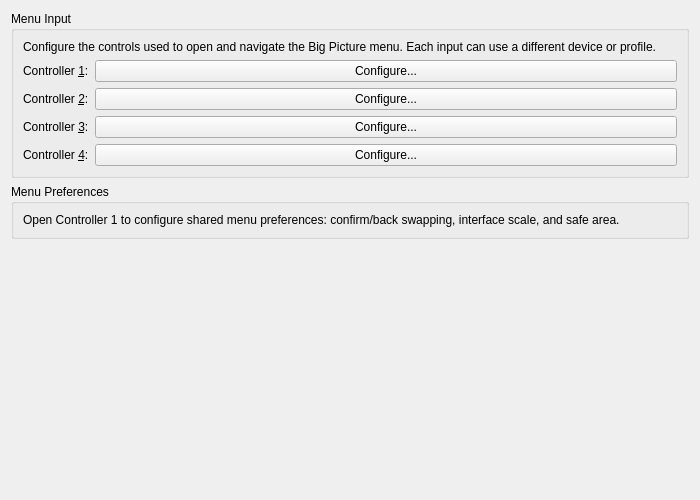
Above: Source/Core/DolphinQt/Settings/BigPicturePane.ui from ilyalissoboi/dolphin before the change. Below: the same form after it.
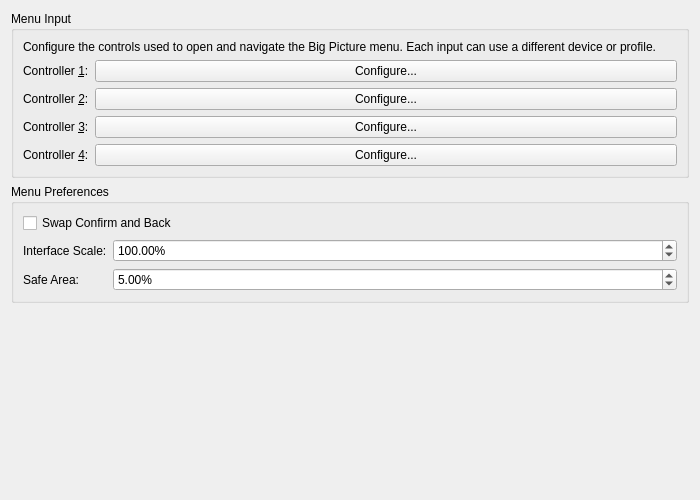
That is the form after the change.

Commit message: Big Picture: move shared preferences into Configuration

Patch:
```diff
--- a/Source/Core/DolphinQt/Settings/BigPicturePane.ui
+++ b/Source/Core/DolphinQt/Settings/BigPicturePane.ui
@@ -131,14 +131,72 @@
      <property name="title">
       <string>Menu Preferences</string>
      </property>
-     <layout class="QVBoxLayout" name="preferencesLayout">
-      <item>
-       <widget class="QLabel" name="preferencesDescriptionLabel">
+     <layout class="QFormLayout" name="preferencesLayout">
+      <item row="0" column="0" colspan="2">
+       <widget class="QCheckBox" name="swapConfirmBackCheckBox">
         <property name="text">
-         <string>Open Controller 1 to configure shared menu preferences: confirm/back swapping, interface scale, and safe area.</string>
+         <string>Swap Confirm and Back</string>
         </property>
-        <property name="wordWrap">
-         <bool>true</bool>
+       </widget>
+      </item>
+      <item row="1" column="0">
+       <widget class="QLabel" name="interfaceScaleLabel">
+        <property name="text">
+         <string>Interface Scale:</string>
+        </property>
+        <property name="buddy">
+         <cstring>interfaceScaleSpinBox</cstring>
+        </property>
+       </widget>
+      </item>
+      <item row="1" column="1">
+       <widget class="QDoubleSpinBox" name="interfaceScaleSpinBox">
+        <property name="suffix">
+         <string>%</string>
+        </property>
+        <property name="decimals">
+         <number>2</number>
+        </property>
+        <property name="minimum">
+         <double>75.000000000000000</double>
+        </property>
+        <property name="maximum">
+         <double>150.000000000000000</double>
+        </property>
+        <property name="value">
+         <double>100.000000000000000</double>
+        </property>
+        <property name="keyboardTracking">
+         <bool>false</bool>
+        </property>
+       </widget>
+      </item>
+      <item row="2" column="0">
+       <widget class="QLabel" name="safeAreaLabel">
+        <property name="text">
+         <string>Safe Area:</string>
+        </property>
+        <property name="buddy">
+         <cstring>safeAreaSpinBox</cstring>
+        </property>
+       </widget>
+      </item>
+      <item row="2" column="1">
+       <widget class="QDoubleSpinBox" name="safeAreaSpinBox">
+        <property name="suffix">
+         <string>%</string>
+        </property>
+        <property name="decimals">
+         <number>2</number>
+        </property>
+        <property name="maximum">
+         <double>15.000000000000000</double>
+        </property>
+        <property name="value">
+         <double>5.000000000000000</double>
+        </property>
+        <property name="keyboardTracking">
+         <bool>false</bool>
         </property>
        </widget>
       </item>
```
Left out of the diff: 3 changed lines with no effect on the pictures. The commit also changes 5 other files.
